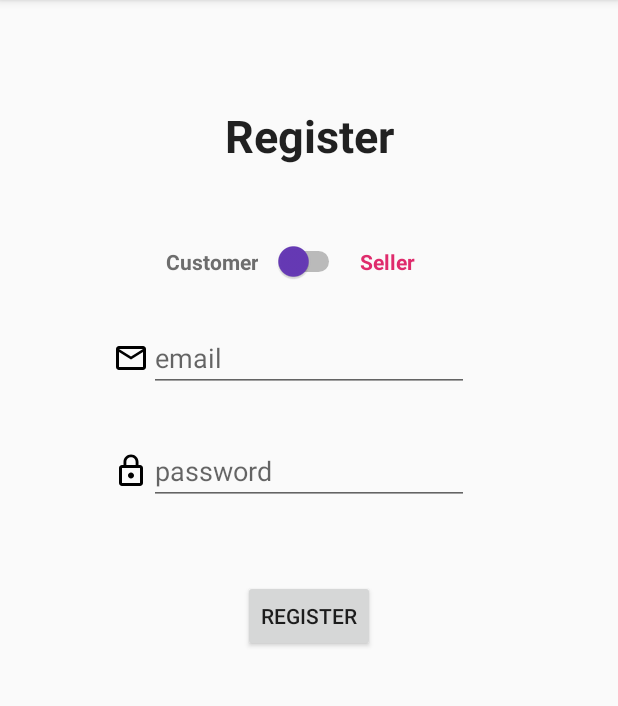
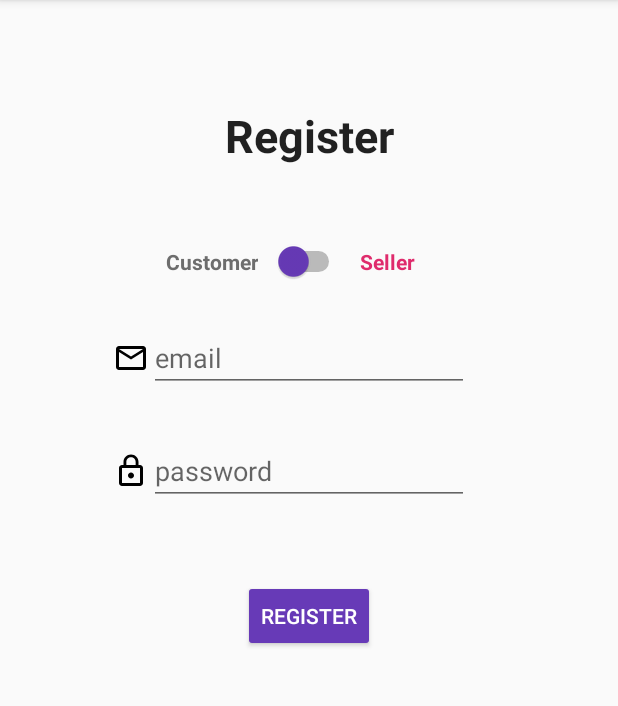
Before and after one commit to avinabaray/Old-Sold-Android-App, an Android app: the RegisterUser screen opened directly, with no data from a screen before it, on a phone screen of 412 x 824 dp, the part 84-790 px from its top. Run offline under Robolectric (Android 15) with nearby library versions, the phone set to English and light mode, and no system bars; our stand-ins replace Firebase (no records; nobody signed in at launch, a user with empty details on screens opened directly).

Commit message:
Button colors modified

```diff
--- a/app/src/main/java/com/avinabaray/oldsold/CustomerLoggedIn.java
+++ b/app/src/main/java/com/avinabaray/oldsold/CustomerLoggedIn.java
@@ -72,6 +72,7 @@ public class CustomerLoggedIn extends BaseActivity {
                     seller_id.add(documentSnapshot.getString("seller_id"));
                 }
                 Log.wtf("SIZE", String.valueOf(itemTitles.size()));
+                commonMethods.loadingDialogStop();
                 if(itemTitles.size() == 0) {
                     recyclerViewItems.setVisibility(View.GONE);
                     textViewNoItem.setVisibility(View.VISIBLE);
@@ -94,7 +95,6 @@ public class CustomerLoggedIn extends BaseActivity {
     }
     private void initRecyclerView() {
         Log.d(TAG, "initRecyclerView: init recyclerview");
-        commonMethods.loadingDialogStop();
 
         adapter = new RecyclerViewAdapterItems(this, itemPhotos, itemCatgs, itemTitles, itemDescs, seller_id, item_id);
         recyclerViewItems.setAdapter(adapter);
--- a/app/src/main/java/com/avinabaray/oldsold/SellerItemsActivity.java
+++ b/app/src/main/java/com/avinabaray/oldsold/SellerItemsActivity.java
@@ -63,6 +63,7 @@ public class SellerItemsActivity extends BaseActivity {
                     seller_id.add(documentSnapshot.getString("seller_id"));
                 }
                 Log.wtf("SIZE", String.valueOf(itemTitles.size()));
+                commonMethods.loadingDialogStop();
                 if (itemTitles.size() == 0) {
                     recyclerViewItems.setVisibility(View.GONE);
                     textViewNoItem.setVisibility(View.VISIBLE);
@@ -80,7 +81,6 @@ public class SellerItemsActivity extends BaseActivity {
 
     private void initRecyclerView() {
         Log.d(TAG, "initRecyclerView: init recyclerview");
-        commonMethods.loadingDialogStop();
 
         adapter = new RecyclerViewAdapterItems(this, itemPhotos, itemCatgs, itemTitles, itemDescs, seller_id, item_id);
         recyclerViewItems.setAdapter(adapter);
--- a/app/src/main/res/layout/activity_main.xml
+++ b/app/src/main/res/layout/activity_main.xml
@@ -74,9 +74,11 @@
             android:layout_width="wrap_content"
             android:layout_height="wrap_content"
             android:layout_marginTop="50dp"
+            android:backgroundTint="@color/login_register_btn"
             android:onClick="login"
             android:shadowRadius="20"
             android:text="@string/loginButton"
+            android:textColor="@color/common_google_signin_btn_text_dark_default"
             app:layout_constraintEnd_toEndOf="parent"
             app:layout_constraintStart_toStartOf="parent"
             app:layout_constraintTop_toBottomOf="@+id/editTextPassword" />
--- a/app/src/main/res/layout/activity_register_user.xml
+++ b/app/src/main/res/layout/activity_register_user.xml
@@ -56,7 +56,7 @@
                 android:layout_weight="1"
                 android:forceDarkAllowed="false"
                 android:isScrollContainer="false"
-                android:thumbTint="#673AB7" />
+                android:thumbTint="@color/login_register_btn" />
 
             <TextView
                 android:id="@+id/textView6"
@@ -117,9 +117,11 @@
             android:layout_width="wrap_content"
             android:layout_height="wrap_content"
             android:layout_marginTop="50dp"
+            android:backgroundTint="@color/login_register_btn"
             android:onClick="register"
             android:shadowRadius="20"
             android:text="@string/registerButton"
+            android:textColor="@color/common_google_signin_btn_text_dark_default"
             app:layout_constraintEnd_toEndOf="parent"
             app:layout_constraintStart_toStartOf="parent"
             app:layout_constraintTop_toBottomOf="@+id/editTextPassword" />
--- a/app/src/main/res/values/colors.xml
+++ b/app/src/main/res/values/colors.xml
@@ -8,4 +8,5 @@
     <color name="customer_text">#6D6D6D</color>
     <color name="splash_bg">#1375bc</color>
     <color name="splash_bg_white">#FFFFFF</color>
+    <color name="login_register_btn">#673AB7</color>
 </resources>
```
